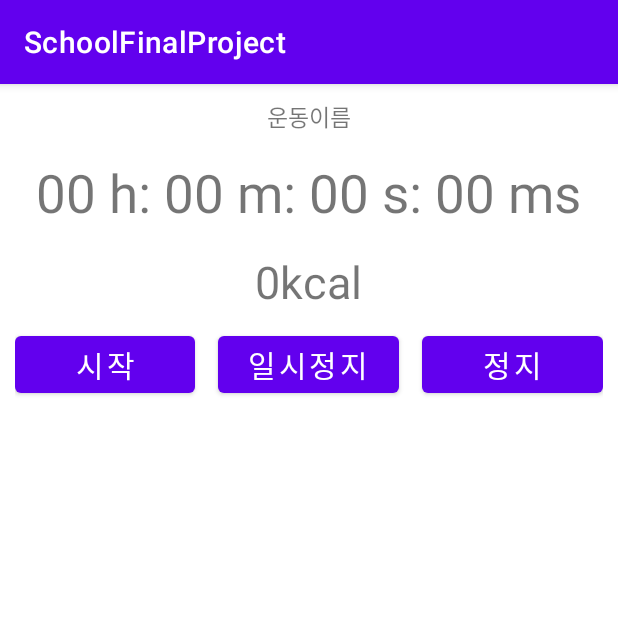
After one commit to dbdmsdn10/SchollFinalProject, an Android app: the StopWatch screen opened directly, with no data from a screen before it, on a phone screen of 412 x 824 dp, the top half of it. The commit adds this screen. Run offline under Robolectric (Android 15) with nearby library versions, the phone set to English and light mode, and no system bars.

Commit message:
StopWatch

```diff
--- a/app/src/main/AndroidManifest.xml
+++ b/app/src/main/AndroidManifest.xml
@@ -9,6 +9,8 @@
         android:roundIcon="@mipmap/ic_launcher_round"
         android:supportsRtl="true"
         android:theme="@style/Theme.SchoolFinalProject">
+        <activity android:name=".StopWatch"></activity>
+        <activity android:name=".Home" />
         <activity android:name=".MainActivity">
             <intent-filter>
                 <action android:name="android.intent.action.MAIN" />
--- a/app/src/main/java/com/example/schoolfinalproject/MainActivity.java
+++ b/app/src/main/java/com/example/schoolfinalproject/MainActivity.java
@@ -67,6 +67,9 @@ public class MainActivity extends AppCompatActivity {
             public void onComplete(@NonNull Task<AuthResult> task) {
                 if (task.isSuccessful()) {
                     Toast.makeText(getApplicationContext(), "로그인 성공", Toast.LENGTH_LONG).show();
+                    Intent intent = new Intent(MainActivity.this, Home.class);
+                    startActivity(intent);
+                    finish();
                 } else {
                     Toast.makeText(getApplicationContext(), "로그인 실패", Toast.LENGTH_LONG).show();
                 }
--- /dev/null
+++ b/app/src/main/java/com/example/schoolfinalproject/StopWatch.java
@@ -0,0 +1,117 @@
+package com.example.schoolfinalproject;
+
+import androidx.annotation.NonNull;
+import androidx.appcompat.app.AlertDialog;
+import androidx.appcompat.app.AppCompatActivity;
+import androidx.recyclerview.widget.LinearLayoutManager;
+import androidx.recyclerview.widget.RecyclerView;
+
+import android.content.Intent;
+import android.os.Bundle;
+import android.os.Handler;
+import android.os.Message;
+import android.view.MenuItem;
+import android.view.View;
+import android.view.ViewGroup;
+import android.widget.RelativeLayout;
+import android.widget.TextView;
+
+import java.text.SimpleDateFormat;
+import java.util.ArrayList;
+import java.util.Date;
+import java.util.List;
+
+public class StopWatch extends AppCompatActivity {
+    TextView txtstopwatch, doname, txtkcal;
+    long time = 0, preTime = 0, pauseTime = 0, time2 = 0, time3 = 0;
+    TimeThread timeThread = new TimeThread();
+    SimpleDateFormat format1;
+
+    @Override
+    protected void onCreate(Bundle savedInstanceState) {
+        super.onCreate(savedInstanceState);
+        setContentView(R.layout.activity_stop_watch);
+
+        Intent intent = getIntent();
+        format1 = new SimpleDateFormat("yyyy/MM/dd");
+
+        txtstopwatch = findViewById(R.id.txtstopwatch);
+        doname = findViewById(R.id.doname);
+        txtkcal = findViewById(R.id.txtkcal);
+    }
+
+    public void mclick(View view) {
+        switch (view.getId()) {
+            case R.id.stopwatchstart:
+                if (timeThread == null || !timeThread.isAlive()) {
+                    if (time != 0) {
+                        preTime = System.currentTimeMillis() - time;
+                    } else {
+                        preTime = System.currentTimeMillis();
+
+                    }
+
+                    timeThread = new TimeThread();
+                    pauseTime = System.currentTimeMillis();
+                    timeThread.start();
+                } else {
+                }
+
+                break;
+            case R.id.stopwatchpause:
+                if (timeThread.isAlive()) {
+                    timeThread.interrupt();
+                }
+                break;
+            case R.id.stopwatchstop:
+                if (timeThread.isAlive()) {
+                    timeThread.interrupt();
+                }
+                time=0;
+                Message msg = handler.obtainMessage();
+                handler.sendMessage(msg);
+                break;
+        }
+    }
+
+
+    class TimeThread extends Thread {
+        public void run() {
+            try {
+                while (!Thread.currentThread().isInterrupted()) {
+                    sleep(10);
+//                    if (DoOr) {// 스톱워치 역으로
+//                        time = time3 - (System.currentTimeMillis() - preTime);
+//
+//                    } else {
+                    time = System.currentTimeMillis() - preTime;
+                    //  }
+                    time2 = System.currentTimeMillis() - pauseTime;
+                    Message msg = handler.obtainMessage();
+                    handler.sendMessage(msg);
+                }
+            } catch (Exception e) {
+                System.out.println("스톱워치 오류" + e.toString());
+            }
+        }
+    }
+
+    Handler handler = new Handler() {
+        @Override
+        public void handleMessage(@NonNull Message msg) {
+            super.handleMessage(msg);
+            txtstopwatch.setText(toTime(time));
+        }
+    };
+
+
+    public String toTime(long time) {
+        int h = (int) (time / 1000.0 / 60.0 / 60.0);
+        int m = (int) (time / 1000.0 / 60.0 % 60);
+        int s = (int) (time % (1000.0 * 60) / 1000.0);
+        int ms = (int) (time % 1000 / 10.0);
+
+        return String.format("%02d h: %02d m: %02d s: %02d ms", h, m, s, ms);
+    }
+
+}
--- /dev/null
+++ b/app/src/main/res/layout/activity_stop_watch.xml
@@ -0,0 +1,72 @@
+<?xml version="1.0" encoding="utf-8"?>
+<LinearLayout xmlns:android="http://schemas.android.com/apk/res/android"
+
+    android:layout_width="match_parent"
+    android:layout_height="match_parent"
+    android:gravity="center_horizontal"
+    android:orientation="vertical"
+    android:padding="10sp">
+
+    <TextView
+        android:id="@+id/doname"
+        android:layout_width="wrap_content"
+        android:layout_height="wrap_content"
+        android:text="운동이름"
+        android:textSize="15sp" />
+
+    <TextView
+        android:id="@+id/txtstopwatch"
+        android:layout_width="wrap_content"
+        android:layout_height="wrap_content"
+        android:layout_marginTop="15sp"
+        android:text="00 h: 00 m: 00 s: 00 ms"
+        android:textSize="35sp" />
+    <TextView
+        android:id="@+id/txtkcal"
+        android:layout_width="wrap_content"
+        android:layout_height="wrap_content"
+        android:layout_marginTop="15sp"
+        android:text="0kcal"
+        android:textSize="30sp" />
+
+    <LinearLayout
+        android:layout_width="match_parent"
+        android:layout_height="wrap_content"
+        android:layout_marginTop="10sp"
+        android:orientation="horizontal">
+
+        <Button
+            android:id="@+id/stopwatchstart"
+            android:layout_width="0sp"
+            android:layout_height="wrap_content"
+            android:layout_marginRight="15sp"
+            android:layout_weight="1"
+            android:text="시작"
+            android:textSize="20sp"
+            android:onClick="mclick"
+            />
+
+        <Button
+            android:id="@+id/stopwatchpause"
+            android:layout_width="0sp"
+            android:layout_height="wrap_content"
+            android:layout_marginRight="15sp"
+            android:layout_weight="1"
+            android:text="일시정지"
+            android:textSize="20sp"
+            android:onClick="mclick"/>
+
+        <Button
+            android:id="@+id/stopwatchstop"
+            android:layout_width="0sp"
+            android:layout_height="wrap_content"
+            android:layout_weight="1"
+            android:text="정지"
+            android:textSize="20sp"
+            android:onClick="mclick"/>
+    </LinearLayout>
+
+
+
+
+</LinearLayout>
```
Also changed, not shown: app/src/main/java/com/example/schoolfinalproject/Home.java (added, +24 -0 lines), app/src/main/res/layout/activity_home.xml (added, +17 -0 lines).
